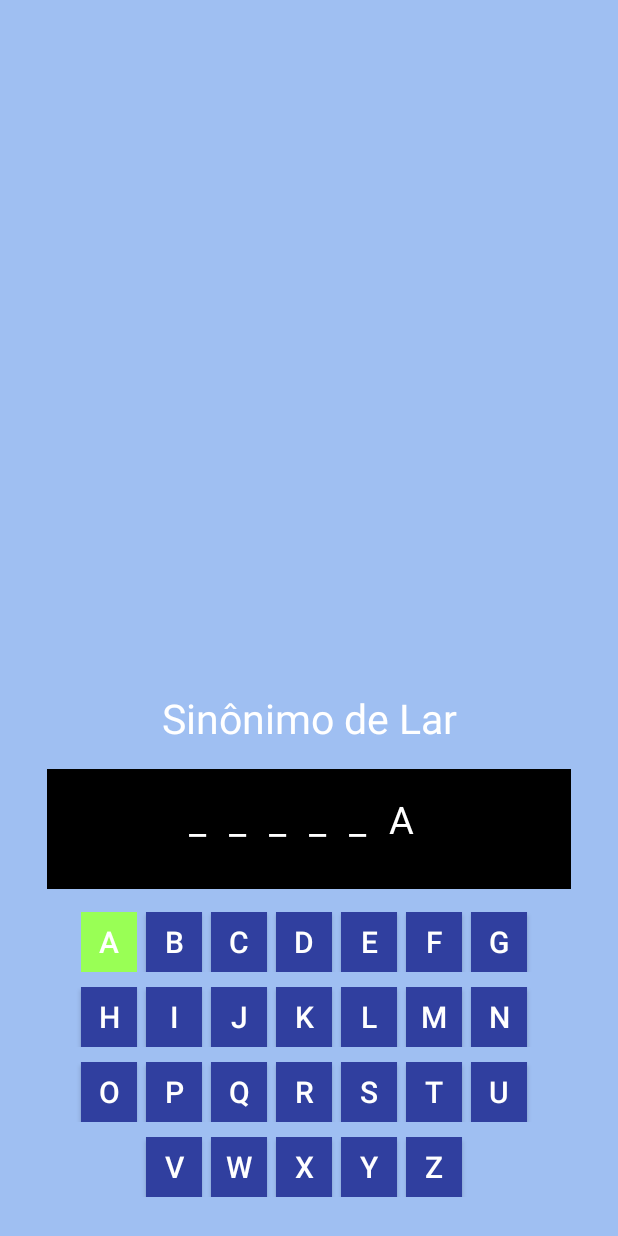
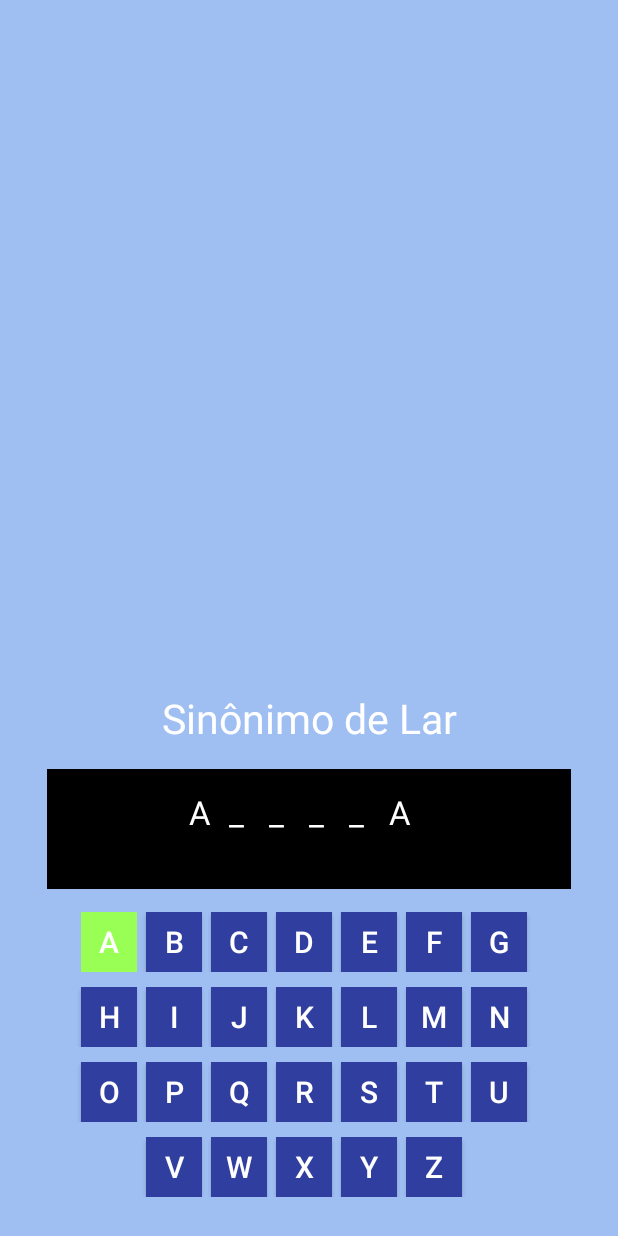
Before and after one commit to randerson3301/JogoDaForca, an Android app: the MainActivity screen opened directly, with no data from a screen before it, after a tap on an icon or button, on a phone screen of 412 x 824 dp. Run offline under Robolectric (Android 15) with nearby library versions, the phone set to English and light mode, and no system bars.

Commit message:
Consegui fazer as letras aprecerem

```diff
--- a/app/src/main/java/com/randerson/mendes/jogodaforca/MainActivity.java
+++ b/app/src/main/java/com/randerson/mendes/jogodaforca/MainActivity.java
@@ -6,26 +6,32 @@ import android.content.DialogInterface;
 import android.os.Bundle;
 import android.support.annotation.Nullable;
 import android.view.View;
+import android.view.ViewStructure;
 import android.widget.Button;
 import android.widget.LinearLayout;
 import android.widget.TextView;
 
+import java.util.ArrayList;
+
 public class MainActivity extends Activity {
 
-    Button btn[] = new Button[26];
+    Button btn[];
     TextView t;
     LinearLayout layout;
     int indexWords = 0;
-
     int gabarito[] = {2, 0, 18, 0};
 
+    //vetor de caracteres
     char words[][] = {
             {'A', 'L', 'T', 'U', 'R', 'A'},
             {'C', 'A', 'S', 'A'},
             {'P', 'H', 'P'}
     };
 
-    int vit = 0;
+    //vetor para armazenar os textviews gerados dinamicamente.
+    ArrayList<TextView> sequence;
+
+    int contVitoria = 0;
 
     int tentativas = 4;
 
@@ -40,10 +46,13 @@ public class MainActivity extends Activity {
 
             //Retirando o layout do textView
             t.setText("_");
-            t.setHeight(70);
+            t.setHeight(78);
             t.setWidth(40);
             t.setTextColor(getResources().getColor(R.color.white));
-            t.setTextSize(25);
+            t.setTextSize(22);
+
+            //Adicionando os elementos t ao vetor
+            sequence.add(t);
 
             layout.addView(t);
         }
@@ -66,12 +75,8 @@ public class MainActivity extends Activity {
 
             if(btn[tag].getText().equals(String.valueOf(words[indexWords][i]))) {
                 cont++;
-                vit++;
-
-
-                t.setText(btn[tag].getText());
-
-
+                contVitoria++;
+                sequence.get(i).setText(btn[tag].getText());
                 view.setEnabled(false);
 
             } else {
@@ -103,7 +108,7 @@ public class MainActivity extends Activity {
             }
         }
 
-        if(vit == words[indexWords].length) {
+        if(contVitoria == words[indexWords].length) {
             alert("😍 Parabéns", "Você VENCEU!");
             reiniciar();
 
@@ -111,6 +116,8 @@ public class MainActivity extends Activity {
 
 
 };
+
+
 
     //função para Alert
     private void alert(String msg, String titulo){
@@ -147,7 +154,7 @@ public class MainActivity extends Activity {
 
     private void reiniciar() {
         tentativas = 4;
-        vit = 0;
+        contVitoria = 0;
         indexWords = 0;
 
         layout.removeAllViews();
@@ -178,10 +185,13 @@ public class MainActivity extends Activity {
     @Override
     protected void onCreate(@Nullable Bundle savedInstanceState) {
         super.onCreate(savedInstanceState);
-
         setContentView(R.layout.activity_main);
+        //Instanciando objetos
+        sequence = new ArrayList<TextView>();
         layout = new LinearLayout(this);
         t = new TextView(this);
+        btn = new Button[26];
+        //usando métodos
         gerarTexto(indexWords);
         gerarBtn();
 
```
